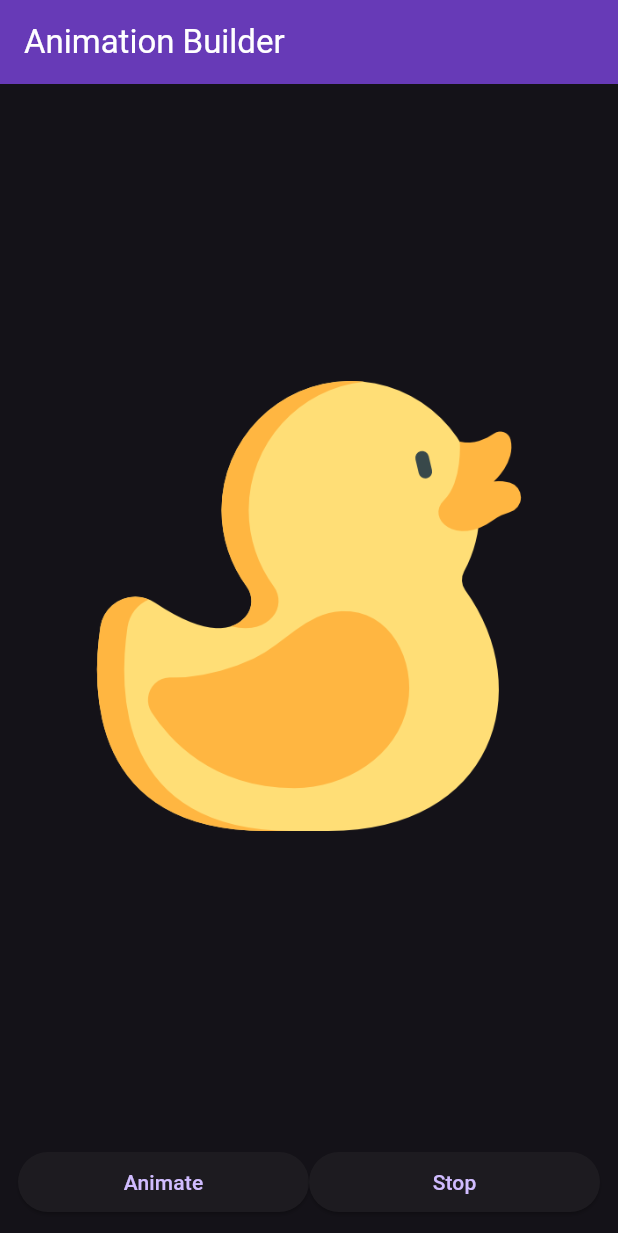
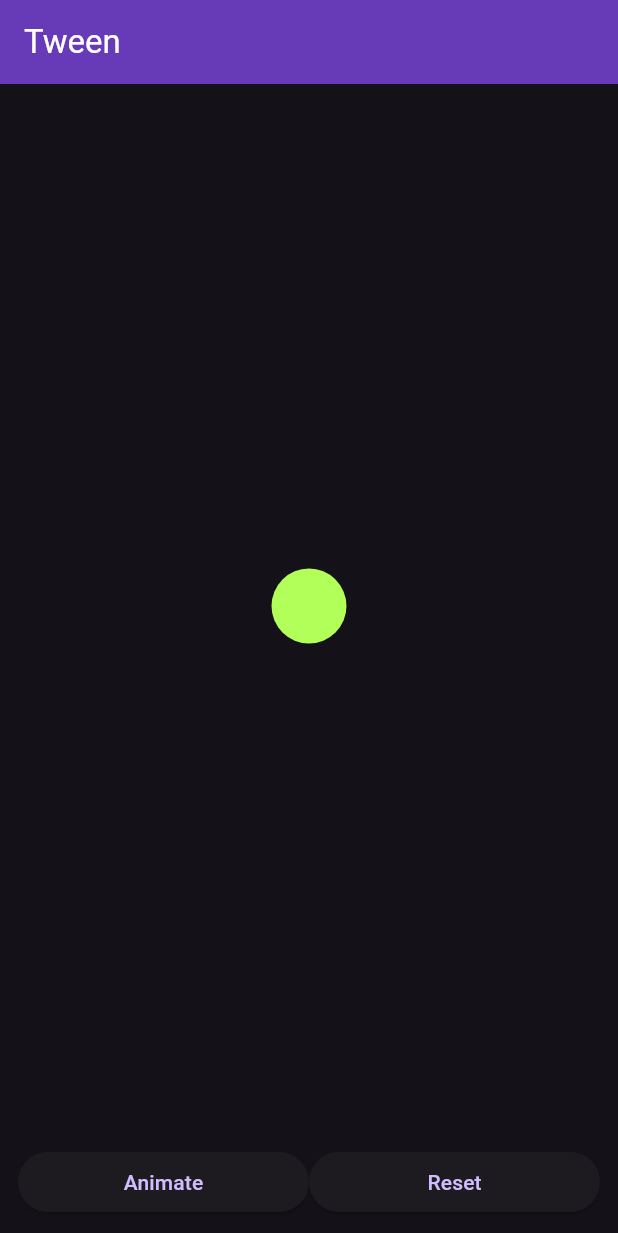
Before and after one commit to Dhannesh/app_animation, a Flutter app: the screen it shows after launch, on a phone screen of 412 x 824 dp. Shown: the top 1233 px of the screen. Run offline on Flutter 3.47's test engine with Material 3 defaults, Android fonts, the phone set to English and light mode, and no system bars.

Commit message:
add animation using tween

```diff
--- /dev/null
+++ b/lib/ani_tween.dart
@@ -0,0 +1,87 @@
+import 'package:flutter/material.dart';
+
+class AniTween extends StatefulWidget {
+  const AniTween({super.key});
+
+  @override
+  State<AniTween> createState() => _AniTweenState();
+}
+
+class _AniTweenState extends State<AniTween>
+    with SingleTickerProviderStateMixin {
+  late AnimationController _animationController;
+  late Animation<double> _animation;
+  late Animation<Color?> _colorAnimation;
+
+  @override
+  void initState() {
+    // TODO: implement initState
+    super.initState();
+    _animationController = AnimationController(
+        duration: Duration(milliseconds: 2500), vsync: this);
+    _animation = Tween<double>(begin: 50, end: 300).animate(_animationController);
+    _colorAnimation = ColorTween(
+      begin: Colors.lightGreenAccent,
+      end: Colors.cyan
+    ).animate(_animationController);
+  }
+
+  @override
+  void dispose() {
+    // TODO: implement dispose
+    _animationController.dispose();
+    super.dispose();
+  }
+
+  @override
+  Widget build(BuildContext context) {
+    return Scaffold(
+        appBar: AppBar(
+          backgroundColor: Colors.deepPurple,
+          foregroundColor: Colors.white,
+          title: const Text("Tween"),
+        ),
+        body:Column(
+          children: [
+            Expanded(
+                child: Center(
+                  child: AnimatedBuilder(
+                    animation: _animationController,
+                    builder: (BuildContext _, child) {
+                      return Container(
+                       width: _animation.value,
+                        height: _animation.value,
+                        alignment: Alignment.center,
+                        decoration: BoxDecoration(
+                          color: _colorAnimation.value,
+                          shape: BoxShape.circle,
+                        ),
+                      );
+                    },
+                  ),
+                )),
+            Padding(
+              padding: EdgeInsets.all(12),
+              child: Row(
+                children: <Widget>[
+                  Expanded(
+                      child: ElevatedButton(
+                          onPressed: () {
+                            _animationController.forward(); //.repeat(reverse: true);
+                          },
+                          child: Text('Animate'))),
+                  Expanded(
+                      child: ElevatedButton(
+                          onPressed: () {
+                            _animationController.reset();
+                          },
+                          child: Text('Reset'))),
+                ],
+              ),
+            )
+          ],
+        ),
+
+    );
+  }
+}
--- a/lib/main.dart
+++ b/lib/main.dart
@@ -1,3 +1,4 @@
+import 'package:app_animation/ani_tween.dart';
 import 'package:app_animation/animat_builder.dart';
 import 'package:app_animation/animated_container1.dart';
 import 'package:app_animation/animated_cross_fade_page.dart';
@@ -22,7 +23,7 @@ class MyApp extends StatelessWidget {
       title: 'Flutter Animation',
       theme: ThemeData(
           brightness: Brightness.dark, primarySwatch: Colors.deepOrange),
-      home: AniBuilder()
+      home: AniTween()
     );
   }
 }
```
Also changed, not shown: 1 other file.
